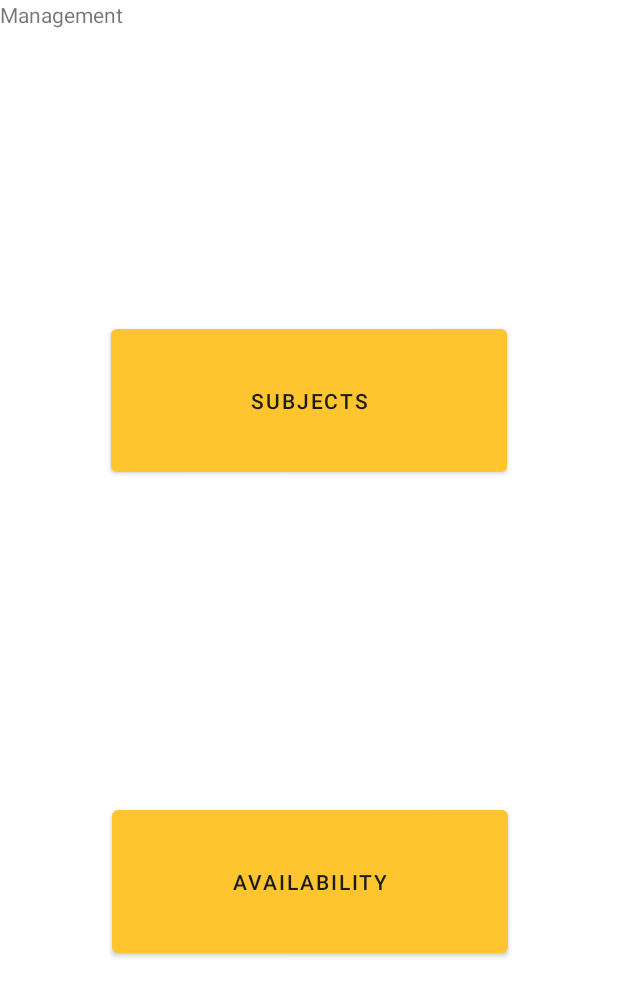
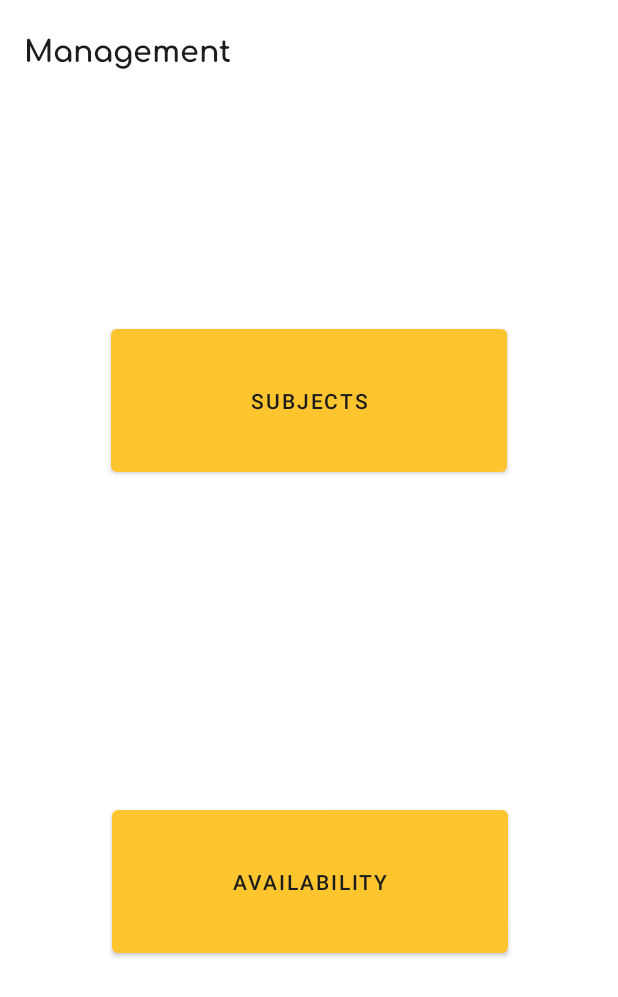
Before and after one commit to dfontalv20/UniTasker, an Android app: the layout management.xml on its own in the app's theme, with its tools: preview values and no code run, on a phone screen of 412 x 824 dp. Shown: the top 997 px of the screen. Run offline under Robolectric (Android 15) with nearby library versions, the phone set to English and light mode, and no system bars.

Commit message:
fix: Management title style

```diff
--- a/app/src/main/res/layout/management.xml
+++ b/app/src/main/res/layout/management.xml
@@ -8,11 +8,14 @@
 
     <TextView
         android:id="@+id/textView"
+        style="@style/title"
         android:layout_width="wrap_content"
         android:layout_height="wrap_content"
+        android:layout_marginStart="16dp"
+        android:layout_marginTop="16dp"
         android:text="Management"
-        tools:layout_editor_absoluteX="16dp"
-        tools:layout_editor_absoluteY="16dp" />
+        app:layout_constraintStart_toStartOf="parent"
+        app:layout_constraintTop_toTopOf="parent" />
 
     <Button
         android:id="@+id/button"
```
